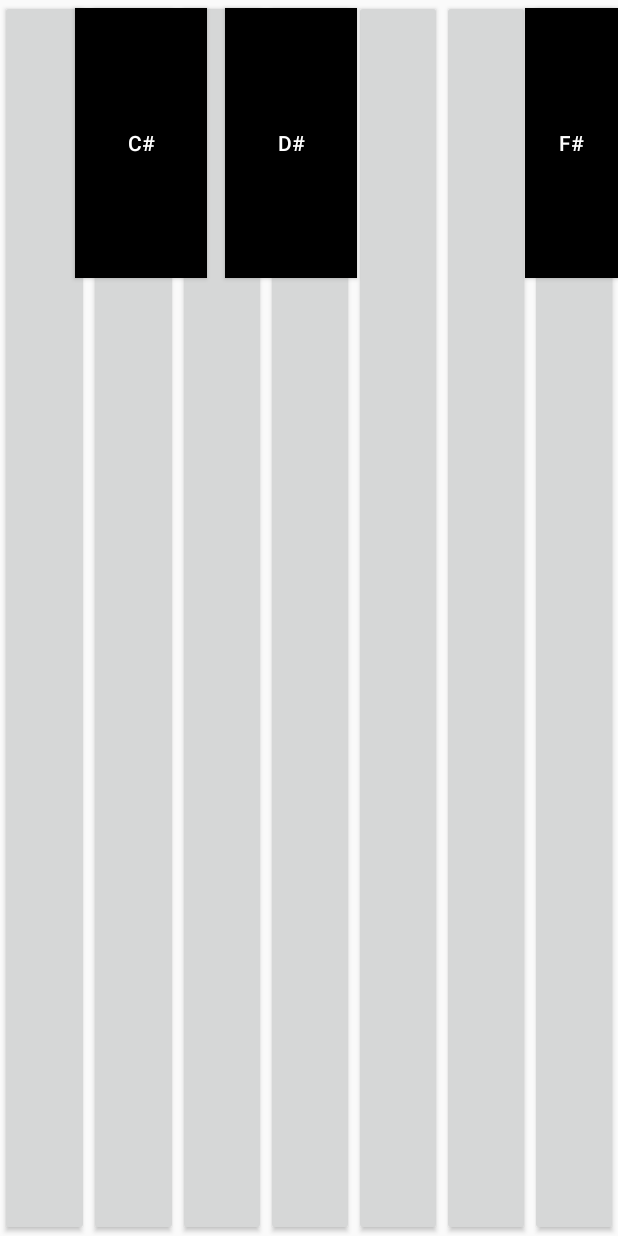
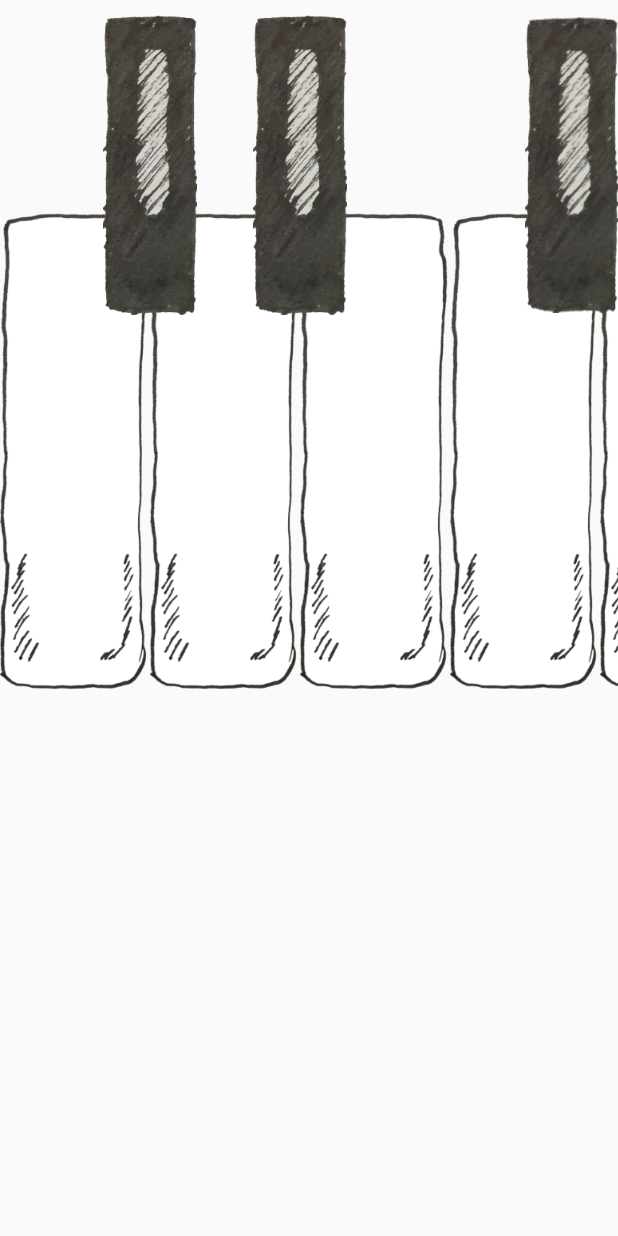
Before and after one commit to vuvuong3101/Android-app, an Android app: the layout activity_main.xml on its own in the app's theme, with its tools: preview values and no code run, on a phone screen of 412 x 824 dp. Run offline under Robolectric (Android 15) with nearby library versions, the phone set to English and light mode, and no system bars.

Commit message:
update imageview
up

```diff
--- a/TyniPiano/app/src/main/AndroidManifest.xml
+++ b/TyniPiano/app/src/main/AndroidManifest.xml
@@ -9,7 +9,10 @@
         android:roundIcon="@mipmap/ic_launcher_round"
         android:supportsRtl="true"
         android:theme="@style/AppTheme">
-        <activity android:name=".MainActivity" android:screenOrientation="landscape">
+        <activity android:name=".MainActivity"
+            android:label="@string/app_name"
+            android:theme="@android:style/Theme.NoTitleBar"
+            android:screenOrientation="landscape">
             <intent-filter>
                 <action android:name="android.intent.action.MAIN" />
 
--- a/TyniPiano/app/src/main/java/techkids/vn/tynipiano/MainActivity.java
+++ b/TyniPiano/app/src/main/java/techkids/vn/tynipiano/MainActivity.java
@@ -16,9 +16,12 @@ public class MainActivity extends AppCompatActivity {
     private Button btHello;
     private TextView tvHelloString;
 
+
     @Override
     protected void onCreate(Bundle savedInstanceState) {
         super.onCreate(savedInstanceState);
+
         setContentView(R.layout.activity_main);
+
     }
 }
--- a/TyniPiano/app/src/main/res/layout/activity_main.xml
+++ b/TyniPiano/app/src/main/res/layout/activity_main.xml
@@ -6,63 +6,63 @@
     android:layout_height="match_parent"
     android:orientation="vertical"
     tools:context="techkids.vn.tynipiano.MainActivity">
-        <Button
-            android:id="@+id/bt_name3b"
-            android:layout_marginTop="5dp"
-            android:layout_marginStart="50dp"
-            android:layout_width="wrap_content"
-            android:layout_height="180dp"
-            android:layout_weight="1"
-            android:text="C#"
-            android:background="#000"
-            android:textColor="#fff"
-            android:textAllCaps="false"/>
+        <!--<Button-->
+            <!--android:id="@+id/bt_name3b"-->
+            <!--android:layout_marginTop="5dp"-->
+            <!--android:layout_marginStart="50dp"-->
+            <!--android:layout_width="wrap_content"-->
+            <!--android:layout_height="180dp"-->
+            <!--android:layout_weight="1"-->
+            <!--android:text="C#"-->
+            <!--android:background="#000"-->
+            <!--android:textColor="#fff"-->
+            <!--android:textAllCaps="false"/>-->
 
-        <Button
-            android:id="@+id/bt_name4b"
-            android:layout_marginTop="5dp"
-            android:layout_marginStart="150dp"
-            android:layout_width="wrap_content"
-            android:layout_height="180dp"
-            android:background="#000000"
-            android:layout_weight="1"
-            android:text="D#"
-            android:textColor="#fff"
-            android:textAllCaps="false"/>
-        <Button
-            android:id="@+id/bt_name5b"
-            android:layout_marginTop="5dp"
-            android:layout_marginStart="350dp"
-            android:layout_width="wrap_content"
-            android:layout_height="180dp"
-            android:background="#000000"
-            android:layout_weight="1"
-            android:text="F#"
-            android:textColor="#fff"
-            android:textAllCaps="false"/>
-        <Button
-            android:id="@+id/bt_name6b"
-            android:layout_marginTop="5dp"
-            android:layout_marginStart="450dp"
-            android:layout_width="wrap_content"
-            android:layout_height="180dp"
-            android:background="#000000"
-            android:layout_weight="1"
-            android:text="G#"
-            android:textColor="#fff"
-            android:textAllCaps="false"/>
-        <Button
-            android:id="@+id/bt_name7b"
-            android:layout_marginTop="5dp"
-            android:layout_marginStart="550dp"
-            android:layout_width="wrap_content"
-            android:layout_height="180dp"
-            android:background="#000000"
-            android:layout_weight="1"
-            android:text="A#"
-            android:textColor="#fff"
-            android:textAllCaps="false"/>
 
+        <!--<Button-->
+            <!--android:id="@+id/bt_name4b"-->
+            <!--android:layout_marginTop="5dp"-->
+            <!--android:layout_marginStart="150dp"-->
+            <!--android:layout_width="wrap_content"-->
+            <!--android:layout_height="180dp"-->
+            <!--android:background="#000000"-->
+            <!--android:layout_weight="1"-->
+            <!--android:text="D#"-->
+            <!--android:textColor="#fff"-->
+            <!--android:textAllCaps="false"/>-->
+        <!--<Button-->
+            <!--android:id="@+id/bt_name5b"-->
+            <!--android:layout_marginTop="5dp"-->
+            <!--android:layout_marginStart="350dp"-->
+            <!--android:layout_width="wrap_content"-->
+            <!--android:layout_height="180dp"-->
+            <!--android:background="#000000"-->
+            <!--android:layout_weight="1"-->
+            <!--android:text="F#"-->
+            <!--android:textColor="#fff"-->
+            <!--android:textAllCaps="false"/>-->
+        <!--<Button-->
+            <!--android:id="@+id/bt_name6b"-->
+            <!--android:layout_marginTop="5dp"-->
+            <!--android:layout_marginStart="450dp"-->
+            <!--android:layout_width="wrap_content"-->
+            <!--android:layout_height="180dp"-->
+            <!--android:background="#000000"-->
+            <!--android:layout_weight="1"-->
+            <!--android:text="G#"-->
+            <!--android:textColor="#fff"-->
+            <!--android:textAllCaps="false"/>-->
+        <!--<Button-->
+            <!--android:id="@+id/bt_name7b"-->
+            <!--android:layout_marginTop="5dp"-->
+            <!--android:layout_marginStart="550dp"-->
+            <!--android:layout_width="wrap_content"-->
+            <!--android:layout_height="180dp"-->
+            <!--android:background="#000000"-->
+            <!--android:layout_weight="1"-->
+            <!--android:text="A#"-->
+            <!--android:textColor="#fff"-->
+            <!--android:textAllCaps="false"/>-->
 
 
 
@@ -72,73 +72,139 @@
             android:layout_height="match_parent"
             android:layout_weight="1">
 
+                <ImageView
+                    android:id="@+id/C"
+                    android:layout_width="100dp"
+                    android:layout_height="wrap_content"
+                    android:src="@drawable/default_white_key"/>
+                <ImageView
+                    android:id="@+id/D"
+                    android:layout_width="100dp"
+                    android:layout_height="wrap_content"
+                    android:src="@drawable/default_white_key"/>
+                <ImageView
+                    android:id="@+id/E"
+                    android:layout_width="100dp"
+                    android:layout_height="wrap_content"
+                    android:src="@drawable/default_white_key"/>
+                <ImageView
+                    android:id="@+id/F"
+                    android:layout_width="100dp"
+                    android:layout_height="wrap_content"
+                    android:src="@drawable/default_white_key"/>
+                <ImageView
+                    android:id="@+id/G"
+                    android:layout_width="100dp"
+                    android:layout_height="wrap_content"
+                    android:src="@drawable/default_white_key"/>
+                <ImageView
+                    android:id="@+id/A"
+                    android:layout_width="100dp"
+                    android:layout_height="wrap_content"
+                    android:src="@drawable/default_white_key"/>
+                <ImageView
+                    android:id="@+id/B"
+                    android:layout_width="100dp"
+                    android:layout_height="wrap_content"
+                    android:src="@drawable/default_white_key"/>
+                <!--<Button-->
+                    <!--android:id="@+id/bt_name3"-->
+                    <!--android:layout_width="wrap_content"-->
+                    <!--android:layout_height="match_parent"-->
+                    <!--android:layout_weight="1"-->
+                    <!--android:text=""-->
+                    <!--android:textAllCaps="false"/>-->
 
-                <Button
-                    android:id="@+id/bt_name3"
-                    android:layout_width="wrap_content"
-                    android:layout_height="match_parent"
-                    android:layout_weight="1"
-                    android:text=""
-                    android:textAllCaps="false"/>
 
-                <Button
-                    android:id="@+id/bt_name4"
+                <!--<Button-->
+                    <!--android:id="@+id/bt_name4"-->
 
-                    android:layout_width="wrap_content"
-                    android:layout_height="match_parent"
-                    android:layout_weight="1"
-                    android:text=""
-                    android:textAllCaps="false"/>
+                    <!--android:layout_width="wrap_content"-->
+                    <!--android:layout_height="match_parent"-->
+                    <!--android:layout_weight="1"-->
+                    <!--android:text=""-->
+                    <!--android:textAllCaps="false"/>-->
 
-                <Button
-                    android:id="@+id/bt_name5"
+                <!--<Button-->
+                    <!--android:id="@+id/bt_name5"-->
 
-                    android:layout_width="wrap_content"
-                    android:layout_height="match_parent"
-                    android:layout_weight="1"
-                    android:text=""
-                    android:textAllCaps="false"/>
+                    <!--android:layout_width="wrap_content"-->
+                    <!--android:layout_height="match_parent"-->
+                    <!--android:layout_weight="1"-->
+                    <!--android:text=""-->
+                    <!--android:textAllCaps="false"/>-->
 
-                <Button
-                    android:id="@+id/bt_name6"
+                <!--<Button-->
+                    <!--android:id="@+id/bt_name6"-->
 
-                    android:layout_width="wrap_content"
-                    android:layout_height="match_parent"
-                    android:layout_weight="1"
-                    android:text=""
-                    android:textAllCaps="false"
-                    />
-                <Button
-                    android:id="@+id/bt_name7"
+                    <!--android:layout_width="wrap_content"-->
+                    <!--android:layout_height="match_parent"-->
+                    <!--android:layout_weight="1"-->
+                    <!--android:text=""-->
+                    <!--android:textAllCaps="false"-->
+                    <!--/>-->
+                <!--<Button-->
+                    <!--android:id="@+id/bt_name7"-->
 
-                    android:layout_width="wrap_content"
-                    android:layout_height="match_parent"
-                    android:layout_weight="1"
-                    android:text=""
-                    android:textAllCaps="false"
-                    />
+                    <!--android:layout_width="wrap_content"-->
+                    <!--android:layout_height="match_parent"-->
+                    <!--android:layout_weight="1"-->
+                    <!--android:text=""-->
+                    <!--android:textAllCaps="false"-->
+                    <!--/>-->
 
-                <Button
-                    android:id="@+id/bt_name"
+                <!--<Button-->
+                    <!--android:id="@+id/bt_name"-->
 
-                    android:layout_width="wrap_content"
-                    android:layout_height="match_parent"
-                    android:layout_weight="1"
-                    android:text=""
-                    android:textAllCaps="false"
-                    />
-                <Button
-                    android:id="@+id/bt_name2"
+                    <!--android:layout_width="wrap_content"-->
+                    <!--android:layout_height="match_parent"-->
+                    <!--android:layout_weight="1"-->
+                    <!--android:text=""-->
+                    <!--android:textAllCaps="false"-->
+                    <!--/>-->
+                <!--<Button-->
+                    <!--android:id="@+id/bt_name2"-->
 
-                    android:layout_width="wrap_content"
-                    android:layout_height="match_parent"
-                    android:layout_weight="1"
-                    android:text=""
-                    android:textAllCaps="false"
-                    />
+                    <!--android:layout_width="wrap_content"-->
+                    <!--android:layout_height="match_parent"-->
+                    <!--android:layout_weight="1"-->
+                    <!--android:text=""-->
+                    <!--android:textAllCaps="false"-->
+                    <!--/>-->
 
 
         </LinearLayout>
+        <ImageView
+            android:layout_width="100dp"
+            android:layout_height="200dp"
+            android:layout_marginTop="10dp"
+            android:layout_marginStart="50dp"
+            android:src="@drawable/default_black_key"/>
+        <ImageView
+            android:layout_width="100dp"
+            android:layout_height="200dp"
+            android:layout_marginTop="10dp"
+            android:layout_marginStart="150dp"
+            android:src="@drawable/default_black_key"/>
+        <ImageView
+            android:layout_width="100dp"
+            android:layout_height="200dp"
+            android:layout_marginTop="10dp"
+            android:layout_marginStart="350dp"
+            android:src="@drawable/default_black_key"/>
+        <ImageView
+            android:layout_width="100dp"
+            android:layout_height="200dp"
+            android:layout_marginTop="10dp"
+            android:layout_marginStart="450dp"
+            android:src="@drawable/default_black_key"/>
+        <ImageView
+            android:layout_width="100dp"
+            android:layout_height="200dp"
+            android:layout_marginTop="10dp"
+            android:layout_marginStart="550dp"
+            android:src="@drawable/default_black_key"/>
+
 
 
 
```
Also changed, not shown: TyniPiano/app/src/main/res/drawable/default_black_key.9.png (added), TyniPiano/app/src/main/res/drawable/default_white_key.9.png (added), TyniPiano/app/src/main/res/drawable/pressed_black_key.9.png (added), TyniPiano/app/src/main/res/drawable/pressed_white_key.9.png (added).
